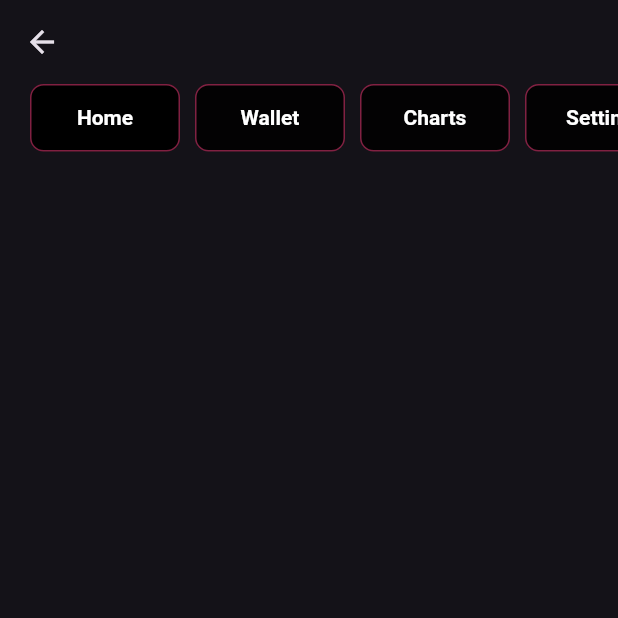
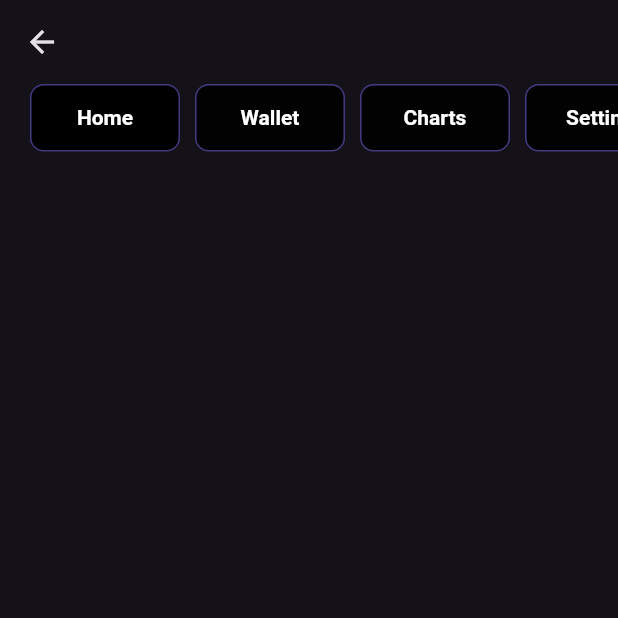
Before and after one commit to fahadazizz/Flutter_Components, a Flutter app: the TabBaseNavigation screen opened directly, on a phone screen of 412 x 824 dp, the top half of it. Run offline on Flutter 3.47's test engine with Material 3 defaults, Android fonts, the phone set to English and light mode, and no system bars; our stand-ins replace google_fonts; missing offline and left inert: animated_carousel_scroller, fancy_animated_snackbar.

Commit message:
Updated tab base navigation

```diff
--- a/lib/components/tab_base_navigation.dart
+++ b/lib/components/tab_base_navigation.dart
@@ -17,13 +17,13 @@ class _TabBaseNavigationState extends State<TabBaseNavigation>
   @override
   void initState() {
     _animationController =
-        AnimationController(vsync: this, duration: Duration(milliseconds: 800));
+        AnimationController(vsync: this, duration: Duration(milliseconds: 600));
     _pageAnimation = Tween<double>(begin: 0, end: 1).animate(
       CurvedAnimation(parent: _animationController, curve: Curves.easeInOut),
     );
 
     _colorAnimation =
-        ColorTween(begin: Colors.black, end: Colors.pinkAccent).animate(
+        ColorTween(begin: Colors.black, end: const Color(0xff8274FF)).animate(
       CurvedAnimation(parent: _animationController, curve: Curves.easeInOut),
     );
 
@@ -146,7 +146,7 @@ class NavItems extends StatelessWidget {
       margin: const EdgeInsets.only(left: 10),
       decoration: BoxDecoration(
         borderRadius: BorderRadius.circular(9),
-        border: Border.all(color: Colors.pinkAccent.withOpacity(0.5)),
+        border: Border.all(color: const Color(0xff8274FF).withOpacity(0.5)),
         color: back,
       ),
       child: RichText(
```
